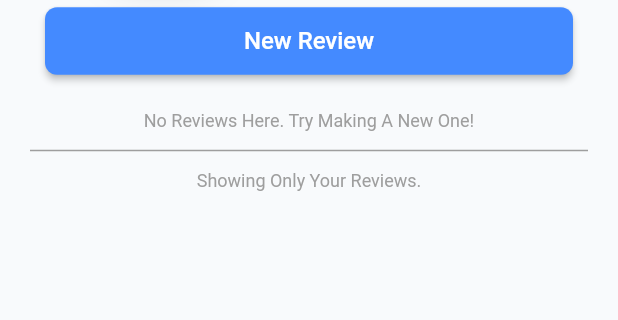
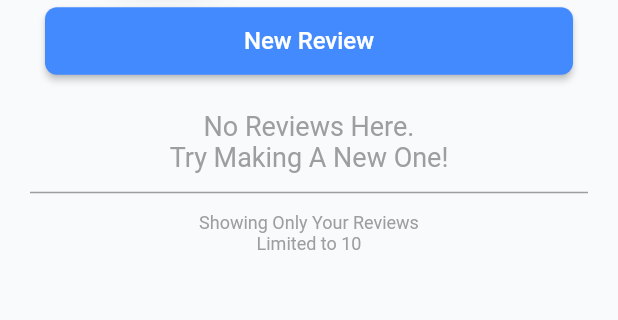
Before and after one commit to riodw/flutter.moviesliders, a Flutter app: the screen it shows once a user with an empty profile is signed in, on a phone screen of 412 x 824 dp, the part 244-564 px from its top. Run offline on Flutter 3.47's test engine with Material 2 defaults, Android fonts, the phone set to English and light mode, and no system bars; our stand-ins replace charts_flutter, firebase_analytics, firebase_auth, firebase_database, google_sign_in, shared_preferences; accounts and stored records are empty; Roboto replaces fonts that are missing (Hind).

Commit message:
Fix up contextual text;

```diff
--- a/lib/views/reviews_view.dart
+++ b/lib/views/reviews_view.dart
@@ -208,7 +208,7 @@ class _ReviewsView extends State<ReviewsView> {
           ),
           Row(mainAxisAlignment: MainAxisAlignment.center, children: <Widget>[
             Container(
-              padding: EdgeInsets.all(5),
+              padding: const EdgeInsets.all(5),
               decoration: BoxDecoration(
                 color: Colors.white,
                 borderRadius: BorderRadius.circular(14.0),
@@ -239,7 +239,7 @@ class _ReviewsView extends State<ReviewsView> {
             height: 20,
           ),
           Container(
-            margin: EdgeInsets.symmetric(horizontal: 30.0),
+            margin: const EdgeInsets.symmetric(horizontal: 30.0),
             child: MaterialButton(
               height: 45.0,
               color: Theme.of(context).colorScheme.primary,
@@ -288,7 +288,8 @@ class _ReviewsView extends State<ReviewsView> {
                           ),
                           const SizedBox(height: 8.0),
                           Container(
-                            margin: EdgeInsets.symmetric(horizontal: 15.0),
+                            margin:
+                                const EdgeInsets.symmetric(horizontal: 15.0),
                             child: Column(
                                 crossAxisAlignment: CrossAxisAlignment.start,
                                 children: <Widget>[
@@ -361,8 +362,15 @@ class _ReviewsView extends State<ReviewsView> {
                       ),
                     ),
                 ])
-              : const Center(
-                  child: const Text('No Reviews Here. Try Making A New One!'),
+              : Container(
+                  margin: const EdgeInsets.symmetric(horizontal: 15.0),
+                  child: Center(
+                    child: Text(
+                      'No Reviews Here.\nTry Making A New One!',
+                      textAlign: TextAlign.center,
+                      style: Theme.of(context).textTheme.headline4,
+                    ),
+                  ),
                 ),
           const Divider(
             color: Colors.grey,
@@ -373,9 +381,10 @@ class _ReviewsView extends State<ReviewsView> {
           ),
           Center(
             child: myReviewsOnly
-                ? const Text('Showing Only Your Reviews.')
-                : const Text('Showing All Reviews.'),
-          )
+                ? const Text('Showing Only Your Reviews')
+                : const Text('Showing All Reviews'),
+          ),
+          const Center(child: const Text('Limited to 10'))
         ],
       ),
     );
@@ -545,7 +554,6 @@ class MovieSearch extends SearchDelegate {
               );
             return GridView.count(
               primary: true,
-              // padding: const EdgeInsets.only(b: 20),
               crossAxisSpacing: 4,
               mainAxisSpacing: 4,
               crossAxisCount: 3,
```
